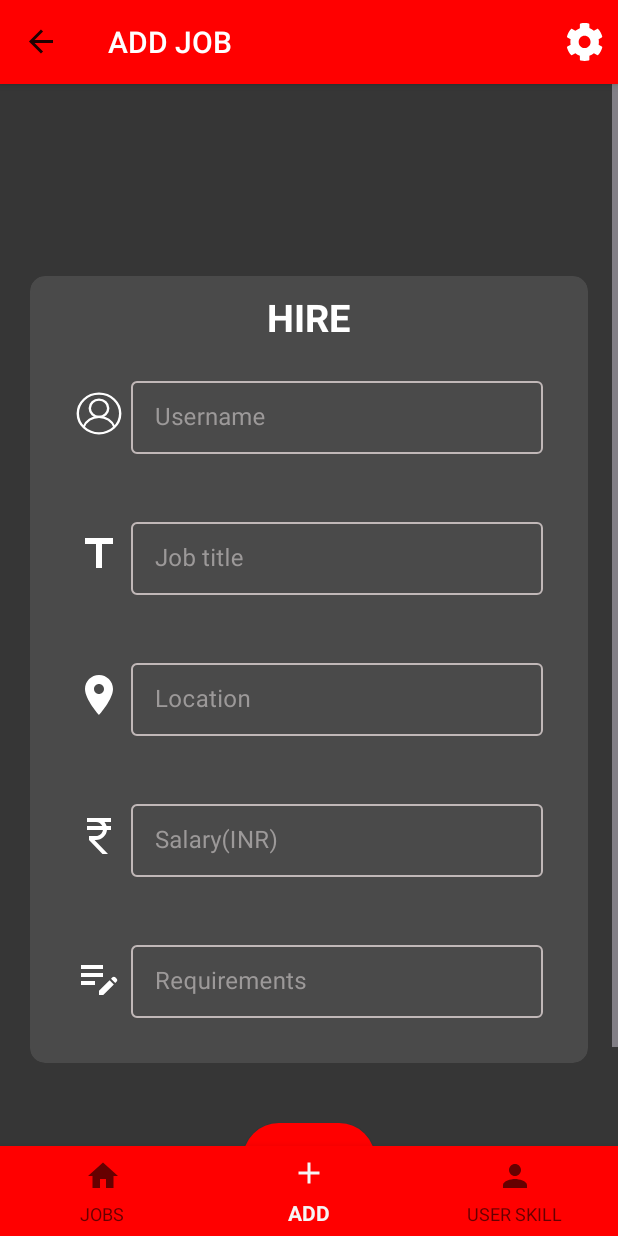
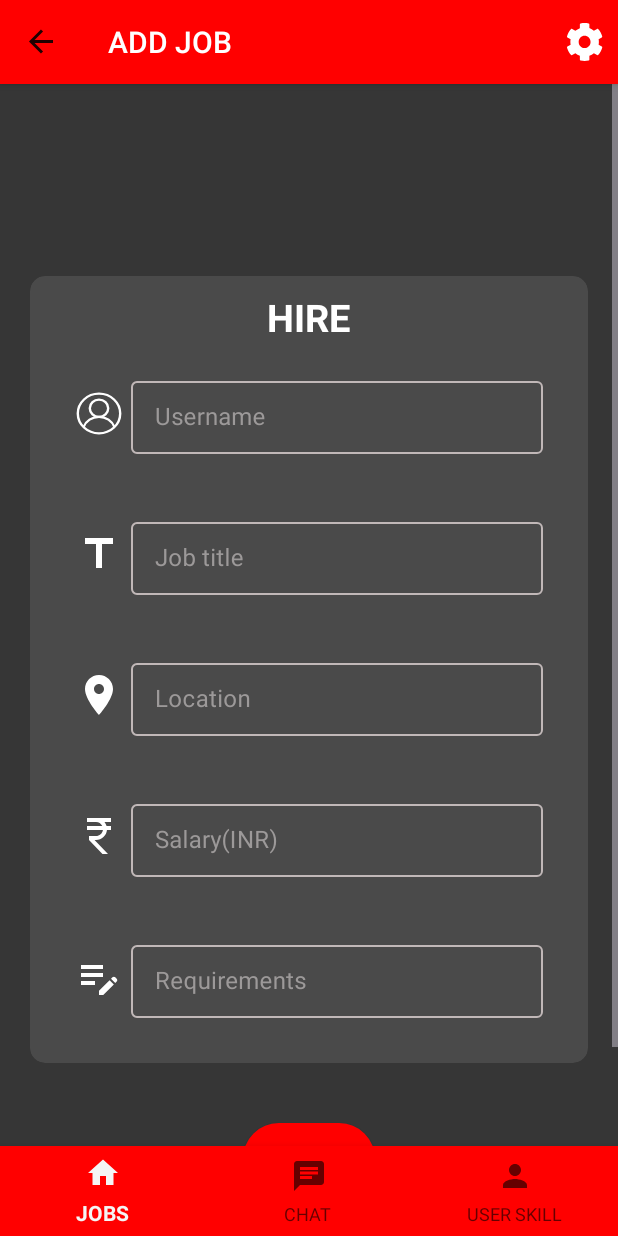
Before and after one commit to impratikspatil/HireASkill, an Android app: the Add_Job_fragment screen opened through its navigation route, on a phone screen of 412 x 824 dp. Run offline under Robolectric (Android 15) with nearby library versions, the phone set to English and light mode, and no system bars; our stand-ins replace Firebase (no records; nobody signed in at launch, a user with empty details on screens opened directly), navigation-ui.

Commit message:
floating  button and recent fragment added

```diff
--- a/app/src/main/java/com/example/hireaskill/Home/Jobs_fragment.kt
+++ b/app/src/main/java/com/example/hireaskill/Home/Jobs_fragment.kt
@@ -7,6 +7,10 @@ import android.view.LayoutInflater
 import android.view.View
 import android.view.ViewGroup
 import androidx.annotation.VisibleForTesting
+import androidx.fragment.app.FragmentTransaction
+import androidx.navigation.Navigation
+import androidx.navigation.findNavController
+import androidx.navigation.fragment.findNavController
 import androidx.recyclerview.widget.LinearLayoutManager
 import androidx.recyclerview.widget.RecyclerView
 import com.example.hireaskill.R
@@ -49,6 +53,14 @@ class Jobs_fragment : Fragment() {
 
     override fun onViewCreated(view: View, savedInstanceState: Bundle?) {
         super.onViewCreated(view, savedInstanceState)
+        val navController=findNavController()
+
+        binding.floatbtn.setOnClickListener {
+
+            navController.navigate(R.id.action_jobs_fragment_to_add_Job_fragment)
+
+
+        }
 
         val userid = FirebaseAuth.getInstance().currentUser!!.uid
 
--- a/app/src/main/java/com/example/hireaskill/Home/UserJob.kt
+++ b/app/src/main/java/com/example/hireaskill/Home/UserJob.kt
@@ -6,5 +6,6 @@ data class UserJob(
     val jobloc:String?=null,
     val jobsal:String?=null,
     val jobdes:String?=null,
-    val username:String?=null
+    val username:String?=null,
+    val userid:String?=null
 )
--- /dev/null
+++ b/app/src/main/res/drawable/ic_baseline_chat_24.xml
@@ -0,0 +1,11 @@
+<vector xmlns:android="http://schemas.android.com/apk/res/android"
+    android:width="24dp"
+    android:height="24dp"
+    android:viewportWidth="24"
+    android:viewportHeight="24"
+    android:tint="?attr/colorControlNormal"
+    android:autoMirrored="true">
+  <path
+      android:fillColor="@android:color/white"
+      android:pathData="M20,2L4,2c-1.1,0 -1.99,0.9 -1.99,2L2,22l4,-4h14c1.1,0 2,-0.9 2,-2L22,4c0,-1.1 -0.9,-2 -2,-2zM6,9h12v2L6,11L6,9zM14,14L6,14v-2h8v2zM18,8L6,8L6,6h12v2z"/>
+</vector>
--- a/app/src/main/res/layout/activity_main.xml
+++ b/app/src/main/res/layout/activity_main.xml
@@ -4,6 +4,7 @@
     xmlns:tools="http://schemas.android.com/tools"
     android:layout_width="match_parent"
     android:layout_height="match_parent"
+    android:id="@+id/contaier"
     tools:context=".Home.MainActivity">
     <com.google.android.material.appbar.AppBarLayout
         android:id="@+id/appBarLayout"
@@ -46,9 +47,10 @@
         app:defaultNavHost="true"
         app:layout_constraintBottom_toTopOf="@+id/btmnav"
         app:layout_constraintEnd_toEndOf="parent"
+        app:layout_constraintHorizontal_bias="0.0"
         app:layout_constraintStart_toStartOf="parent"
         app:layout_constraintTop_toBottomOf="@id/appBarLayout"
-        app:layout_constraintVertical_bias="0.344"
+        app:layout_constraintVertical_bias="1.0"
         app:navGraph="@navigation/bottom_nav_file" />
 
     <com.google.android.material.bottomnavigation.BottomNavigationView
@@ -65,4 +67,5 @@
 
 
 
+
 </androidx.constraintlayout.widget.ConstraintLayout>
--- a/app/src/main/res/layout/fragment_add__job_fragment.xml
+++ b/app/src/main/res/layout/fragment_add__job_fragment.xml
@@ -6,6 +6,7 @@
     xmlns:tools="http://schemas.android.com/tools"
     android:layout_height="match_parent"
     android:orientation="vertical"
+    android:id="@+id/addjobcontainter"
     android:theme="@style/Theme.Material3.Dark"
     android:layout_width="match_parent">
 
--- a/app/src/main/res/menu/btmnav_menu.xml
+++ b/app/src/main/res/menu/btmnav_menu.xml
@@ -8,9 +8,9 @@
         />
 
     <item
-        android:id="@+id/add_Job_fragment"
-        android:title="@string/add"
-        android:icon="@drawable/ic_baseline_add_24"
+        android:id="@+id/chatFragment"
+        android:title="@string/chat"
+        android:icon="@drawable/ic_baseline_chat_24"
         />
 
     <item
--- a/app/src/main/res/navigation/bottom_nav_file.xml
+++ b/app/src/main/res/navigation/bottom_nav_file.xml
@@ -9,7 +9,14 @@
         android:id="@+id/jobs_fragment"
         android:name="com.example.hireaskill.Home.Jobs_fragment"
         android:label="JOBS"
-        tools:layout="@layout/fragment_jobs_fragment" />
+        tools:layout="@layout/fragment_jobs_fragment" >
+        <action
+            android:id="@+id/action_jobs_fragment_to_add_Job_fragment"
+            app:destination="@id/add_Job_fragment" />
+        <action
+            android:id="@+id/action_jobs_fragment_to_chatFragment"
+            app:destination="@id/chatFragment" />
+    </fragment>
     <fragment
         android:id="@+id/add_Job_fragment"
         android:name="com.example.hireaskill.Home.Add_Job_fragment"
@@ -20,4 +27,9 @@
         android:name="com.example.hireaskill.Home.User_skill_fragment"
         android:label="USER SKILL"
         tools:layout="@layout/fragment_user_skill_fragment" />
+    <fragment
+        android:id="@+id/chatFragment"
+        android:name="com.example.hireaskill.Home.ChatFragment"
+        android:label="fragment_chat"
+        tools:layout="@layout/fragment_chat" />
 </navigation>
--- a/app/src/main/res/values/strings.xml
+++ b/app/src/main/res/values/strings.xml
@@ -27,5 +27,6 @@
     <string name="location">Location</string>
     <string name="requirements">Requirements</string>
     <string name="salary">Salary(INR)</string>
+    <string name="chat">CHAT</string>
 
 </resources>
--- a/build.gradle
+++ b/build.gradle
@@ -5,7 +5,7 @@ buildscript {
         mavenCentral()
     }
     dependencies {
-        classpath "com.android.tools.build:gradle:7.0.4"
+        classpath 'com.android.tools.build:gradle:7.1.1'
         classpath "org.jetbrains.kotlin:kotlin-gradle-plugin:1.6.10"
         'com.google.firebase:firebase-analytics-ktx:20.0.2'
         classpath 'com.google.gms:google-services:4.3.10'
```
Also changed, not shown: app/src/main/java/com/example/hireaskill/Home/Add_Job_fragment.kt (+8 -1 lines), app/src/main/java/com/example/hireaskill/Home/MainActivity.kt (+11 -2 lines), app/src/main/res/layout/fragment_jobs_fragment.xml (+13 -0 lines), app/src/main/res/navigation/floatnav.xml (added, +20 -0 lines), gradle/wrapper/gradle-wrapper.properties.
